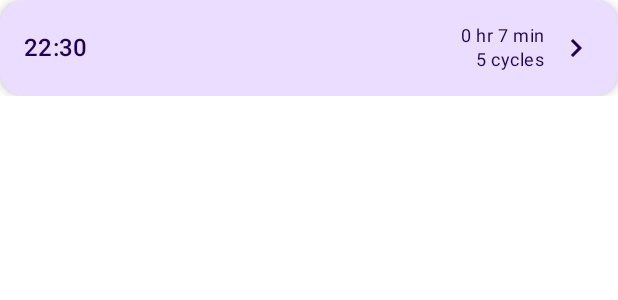
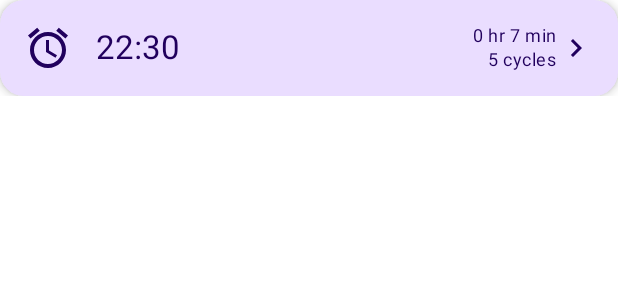
Before and after one commit to Collabroth/drowse, an Android app built with Jetpack Compose: the @Preview function RecommendationCardPreview, on a phone screen of 412 x 824 dp. Shown: the top 300 px of the screen. Run offline under Robolectric (Android 15) with nearby library versions, the phone set to English and light mode, and no system bars.

Commit message:
add icon to recommendation and a sleep now button for sleep mode

```diff
--- a/app/src/main/java/com/codebroth/drowse/alarm/ui/component/AlarmDetailsDialog.kt
+++ b/app/src/main/java/com/codebroth/drowse/alarm/ui/component/AlarmDetailsDialog.kt
@@ -205,7 +205,7 @@ fun AlarmDetailsDialog(
                                     },
                                     modifier = Modifier
                                         .padding(start = dimensionResource(R.dimen.padding_small))
-                                        .size(dimensionResource(R.dimen.icon_size))
+                                        .size(dimensionResource(R.dimen.icon_size_medium))
                                         .rotate(if (expanded) 180f else 0f),
                                     tint = MaterialTheme.colorScheme.onSurfaceVariant
                                 )
--- a/app/src/main/java/com/codebroth/drowse/calculator/domain/usecase/GetWakeTimesUseCase.kt
+++ b/app/src/main/java/com/codebroth/drowse/calculator/domain/usecase/GetWakeTimesUseCase.kt
@@ -37,7 +37,7 @@ class CalculateWakeTimesUseCase {
         sleepCycleDurationMinutes: Int = 90,
         fallAsleepBufferMinutes: Int = 15,
     ): List<SleepRecommendation> {
-        return (1..6).map { cycles ->
+        return (6 downTo 1).map { cycles ->
             val totalSleepMinutes = cycles * sleepCycleDurationMinutes + fallAsleepBufferMinutes
             val recommendedTime = bedtime.plusMinutes(totalSleepMinutes.toLong())
             SleepRecommendation(cycles, totalSleepMinutes, recommendedTime)
--- a/app/src/main/java/com/codebroth/drowse/calculator/ui/CalculatorViewModel.kt
+++ b/app/src/main/java/com/codebroth/drowse/calculator/ui/CalculatorViewModel.kt
@@ -88,6 +88,11 @@ class CalculatorViewModel @Inject constructor(
         onCalculate()
     }
 
+    fun onClickSleepNow() {
+        _uiState.update { it.copy(selectedTime = LocalTime.now()) }
+        onCalculate()
+    }
+
     fun onCalculate() {
         val state = _uiState.value
         val recs = when (state.mode) {
--- a/app/src/main/java/com/codebroth/drowse/calculator/ui/component/RecommendationCard.kt
+++ b/app/src/main/java/com/codebroth/drowse/calculator/ui/component/RecommendationCard.kt
@@ -19,15 +19,16 @@ package com.codebroth.drowse.calculator.ui.component
 
 import androidx.compose.foundation.clickable
 import androidx.compose.foundation.layout.Arrangement
-import androidx.compose.foundation.layout.Box
 import androidx.compose.foundation.layout.Column
 import androidx.compose.foundation.layout.Row
 import androidx.compose.foundation.layout.Spacer
 import androidx.compose.foundation.layout.fillMaxWidth
 import androidx.compose.foundation.layout.padding
-import androidx.compose.foundation.layout.width
+import androidx.compose.foundation.layout.size
 import androidx.compose.material.icons.Icons
+import androidx.compose.material.icons.filled.Alarm
 import androidx.compose.material.icons.filled.ChevronRight
+import androidx.compose.material.icons.filled.Notifications
 import androidx.compose.material3.Card
 import androidx.compose.material3.CardDefaults
 import androidx.compose.material3.Icon
@@ -36,6 +37,7 @@ import androidx.compose.material3.Text
 import androidx.compose.runtime.Composable
 import androidx.compose.ui.Alignment
 import androidx.compose.ui.Modifier
+import androidx.compose.ui.graphics.vector.ImageVector
 import androidx.compose.ui.res.dimensionResource
 import androidx.compose.ui.res.stringResource
 import androidx.compose.ui.tooling.preview.Preview
@@ -48,6 +50,7 @@ import java.time.LocalTime
 @Composable
 fun RecommendationCard(
     rec: SleepRecommendation,
+    iconImageVector: ImageVector,
     onClick: (LocalTime) -> Unit,
     modifier: Modifier = Modifier,
     is24Hour: Boolean = false,
@@ -67,14 +70,18 @@ fun RecommendationCard(
                 .fillMaxWidth()
                 .padding(dimensionResource(R.dimen.padding_medium)),
             verticalAlignment = Alignment.CenterVertically,
-            horizontalArrangement = Arrangement.SpaceBetween
+            horizontalArrangement = Arrangement.spacedBy(dimensionResource(R.dimen.padding_medium))
         ) {
-            Box {
-                Text(
-                    text = TimeUtils.formatTime(rec.time, is24Hour),
-                    style = MaterialTheme.typography.titleMedium
-                )
-            }
+            Icon(
+                imageVector = iconImageVector,
+                contentDescription = null,
+                modifier = Modifier.size(dimensionResource(R.dimen.icon_size_large))
+            )
+            Text(
+                text = TimeUtils.formatTime(rec.time, is24Hour),
+                style = MaterialTheme.typography.titleLarge
+            )
+            Spacer(Modifier.weight(1f))
             Row(verticalAlignment = Alignment.CenterVertically) {
                 Column(horizontalAlignment = Alignment.End) {
                     Text(
@@ -90,7 +97,6 @@ fun RecommendationCard(
                         style = MaterialTheme.typography.bodySmall
                     )
                 }
-                Spacer(Modifier.width(dimensionResource(R.dimen.spacer_small)))
                 Icon(
                     imageVector = Icons.Default.ChevronRight,
                     contentDescription = stringResource(R.string.label_schedule)
@@ -110,6 +116,7 @@ fun RecommendationCardPreview() {
                 minutes = 7,
                 cycles = 5
             ),
+            iconImageVector = Icons.Default.Alarm,
             onClick = {},
             is24Hour = true
         )
@@ -126,6 +133,7 @@ fun RecommendationCardDarkThemePreview() {
                 minutes = 7,
                 cycles = 5
             ),
+            iconImageVector = Icons.Default.Notifications,
             onClick = {},
             is24Hour = true
         )
--- a/app/src/main/java/com/codebroth/drowse/reminder/ui/component/ReminderDetailsDialog.kt
+++ b/app/src/main/java/com/codebroth/drowse/reminder/ui/component/ReminderDetailsDialog.kt
@@ -191,7 +191,7 @@ fun ReminderDetailsDialog(
                                     },
                                     modifier = Modifier
                                         .padding(start = dimensionResource(R.dimen.padding_small))
-                                        .size(dimensionResource(R.dimen.icon_size))
+                                        .size(dimensionResource(R.dimen.icon_size_medium))
                                         .rotate(if (expanded) 180f else 0f),
                                     tint = MaterialTheme.colorScheme.onSurfaceVariant
                                 )
--- a/app/src/main/res/values/dimens.xml
+++ b/app/src/main/res/values/dimens.xml
@@ -24,7 +24,9 @@
     <dimen name="height_small">8dp</dimen>
     <dimen name="height_medium">16dp</dimen>
     <dimen name="height_large">24dp</dimen>
-    <dimen name="icon_size">24dp</dimen>
+    <dimen name="icon_size_small">16</dimen>
+    <dimen name="icon_size_medium">24dp</dimen>
+    <dimen name="icon_size_large">32dp</dimen>
     <dimen name="spacer_small">8dp</dimen>
     <dimen name="spacer_medium">16dp</dimen>
     <dimen name="border_width">1dp</dimen>
```
Also changed, not shown: app/src/main/java/com/codebroth/drowse/alarm/AlarmAlertActivity.kt (+7 -4 lines), app/src/main/java/com/codebroth/drowse/calculator/ui/CalculatorScreen.kt (+19 -6 lines).
